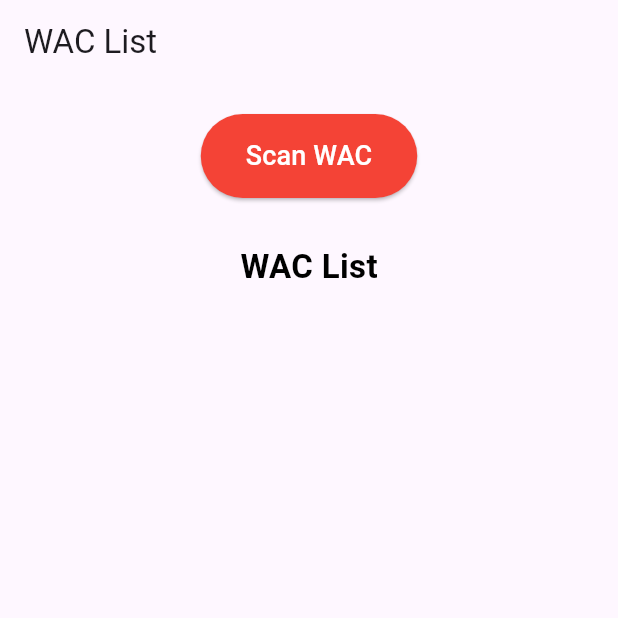
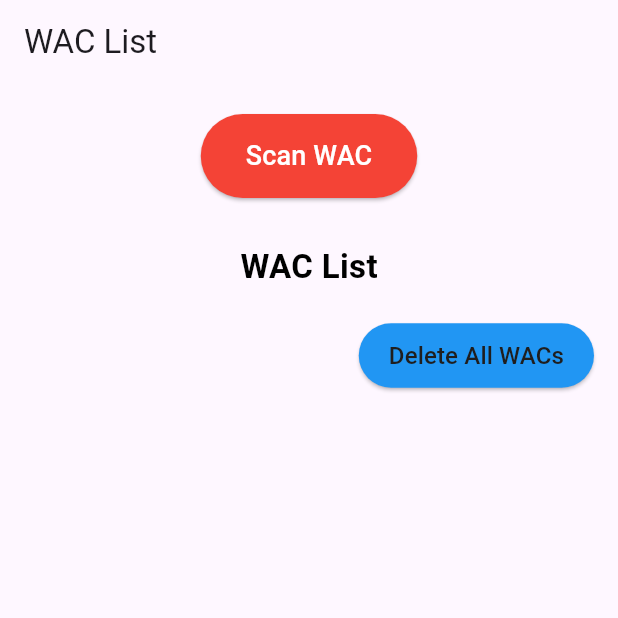
Before and after one commit to sayalibhide11/Expeditious-Commissioning, a Flutter app: the screen it shows after launch, on a phone screen of 412 x 824 dp, the top half of it. Run offline on Flutter 3.47's test engine with Material 3 defaults, Android fonts, the phone set to English and light mode, and no system bars; missing offline and left inert: mobile_scanner.

Commit message:
Implement delete functionality for devices and WACs, including buttons to delete all entries and refresh lists after deletion.

```diff
--- a/lib/screens/wac_screen.dart
+++ b/lib/screens/wac_screen.dart
@@ -76,6 +76,32 @@ class _WACScreenState extends State<WACScreen> {
             ),
           ),
 
+          // Button to delete all WACs
+          Padding(
+            padding: const EdgeInsets.symmetric(vertical: 10.0),
+            child: Container(
+              alignment: Alignment.centerRight,
+              margin: const EdgeInsets.only(right: 16.0),
+              child: ElevatedButton(
+                style: ElevatedButton.styleFrom(
+                  backgroundColor: Colors.blue, // Button color
+                  padding: EdgeInsets.symmetric(horizontal: 20, vertical: 10),
+                ),
+                onPressed: () async {
+                  // Delete all entries in the WAC table
+                  await dbHelper.deleteAllWacs();
+                  _fetchWacList(); // Refresh the list
+                },
+                child: Text(
+                  'Delete All WACs',
+                  style: TextStyle(
+                    color: const Color.fromARGB(255, 31, 30, 30),
+                    fontSize: 16,
+                  ),
+                ),
+              ),
+            ),
+          ),
           // List of WACs below the "WAC List" text
           Expanded(
             child: ListView.builder(
@@ -85,6 +111,14 @@ class _WACScreenState extends State<WACScreen> {
                 return ListTile(
                   title: Text(wac['macid']), // Display MAC ID
                   subtitle: Text(wac['ip']), // Display IP Address
+                  trailing: IconButton(
+                  icon: Icon(Icons.delete, color: Colors.red),
+                  onPressed: () async {
+                    // Delete the specific WAC entry
+                    await dbHelper.deleteWac(wac['id']);
+                    _fetchWacList(); // Refresh the list
+                  },
+                  ),
                 );
               },
             ),
```
Also changed, not shown: lib/screens/device_push_screen.dart (+26 -37 lines).
